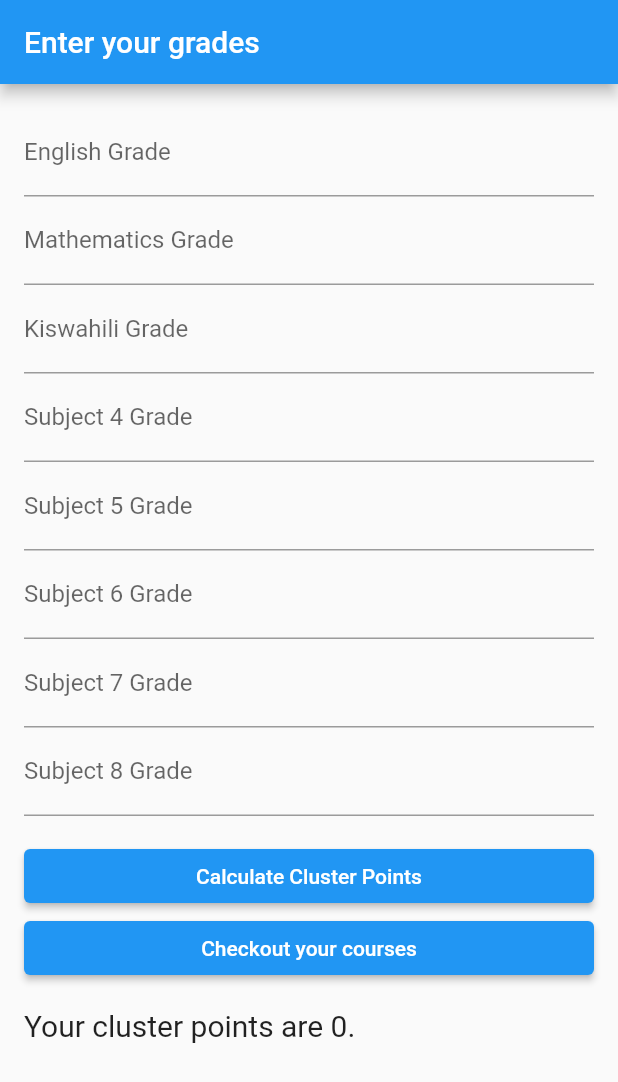
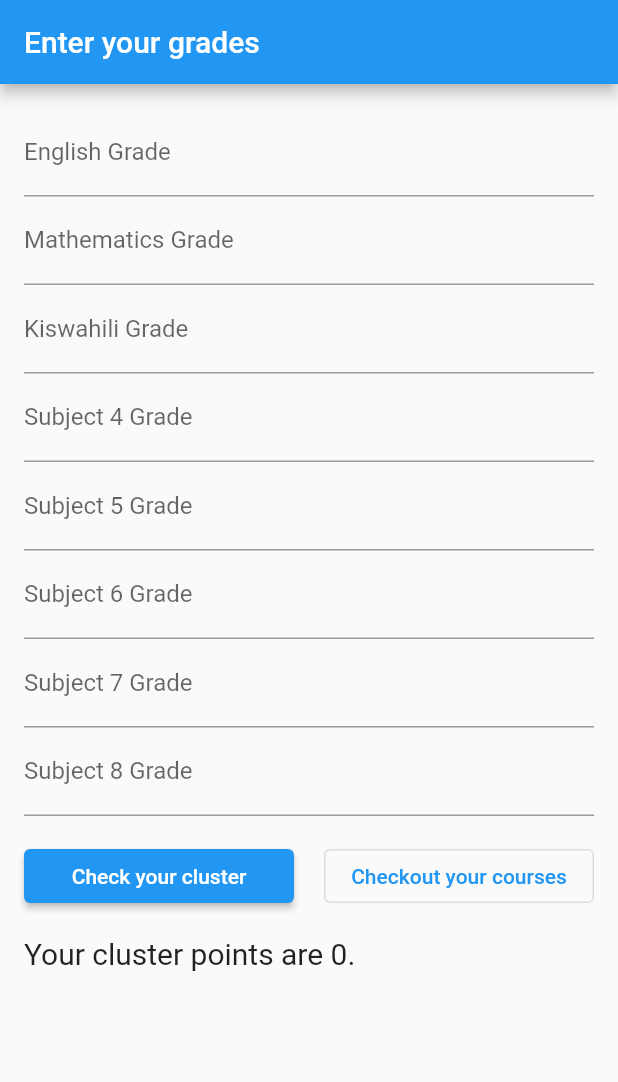
Before and after one commit to kemboy-svg/course-advisory, a Flutter app: the CompleteForm screen opened directly, after a tap on "Submit", on a phone screen of 412 x 824 dp. Shown: the top 1082 px of the screen. Run offline on Flutter 3.47's test engine with Material 2 defaults, Android fonts, the phone set to English and light mode, and no system bars; our stand-ins replace cloud_firestore, firebase_core, fl_chart, flutter_form_builder, form_builder_validators, percent_indicator; missing offline and left inert: cloud_firestore_web, firebase_auth_web, firebase_core_web, ternav_icons; accounts and stored records are empty.

Commit message:
changing changing

```diff
--- a/lib/screens/components/courses/clusterpoints.dart
+++ b/lib/screens/components/courses/clusterpoints.dart
@@ -7,7 +7,6 @@ void main() async {
   await Firebase.initializeApp();
   runApp(MyApp());
 }
-
 
 class Cluster {
   final List<String> _grades;
@@ -28,8 +27,6 @@ class Cluster {
     double average = totalPoints / count;
     return average.round();
   }
-
-
 
   int _getPointsFromGrade(String grade) {
     int points = 0;
@@ -111,6 +108,7 @@ class _MyAppState extends State<MyApp> {
 
     setState(() {});
   }
+
   String _getClusterPointsMessage() {
     if (_clusterPoints == null) {
       return 'Enter your grades to calculate your cluster points.';
@@ -130,15 +128,17 @@ class _MyAppState extends State<MyApp> {
         ),
         body: Padding(
           padding: const EdgeInsets.all(16.0),
-          child:
-              Column(crossAxisAlignment: CrossAxisAlignment.stretch, children: [
+          child: Column(
+            crossAxisAlignment: CrossAxisAlignment.stretch,
+            children: [
               TextField(
                 controller: _grade1Controller,
                 decoration: const InputDecoration(labelText: 'English Grade'),
               ),
               TextField(
                 controller: _grade2Controller,
-              decoration: const InputDecoration(labelText: 'Mathematics Grade'),
+                decoration:
+                    const InputDecoration(labelText: 'Mathematics Grade'),
               ),
               TextField(
                 controller: _grade3Controller,
@@ -165,15 +165,32 @@ class _MyAppState extends State<MyApp> {
                 decoration: const InputDecoration(labelText: 'Subject 8 Grade'),
               ),
               const SizedBox(height: 16.0),
-
-      ElevatedButton(
-        onPressed: _calculateClusterPoints,
-      child: const Text ('Calculate Cluster Points'),
+              Row(
+                children: <Widget>[
+                  Expanded(
+                    child: ElevatedButton(
+                      onPressed: () {
+                        _calculateClusterPoints();
+                      },
+                      child: const Text(
+                        'Check your cluster',
+                        style: TextStyle(color: Colors.white),
                       ),
-
-      ElevatedButton(
-        onPressed: _calculateClusterPoints,
-      child: const Text ('Checkout your courses'),
+                    ),
+                  ),
+                  const SizedBox(width: 20),
+                  Expanded(
+                    child: OutlinedButton(
+                      onPressed: () {},
+                      // color: Theme.of(context).colorScheme.secondary,
+                      child: Text(
+                        'Checkout your courses',
+                        style: TextStyle(
+                            color: Theme.of(context).colorScheme.secondary),
+                      ),
+                    ),
+                  ),
+                ],
               ),
               const SizedBox(height: 16.0),
               Text(
@@ -186,5 +203,4 @@ style: const TextStyle(fontSize: 20.0),
       ),
     );
   }
-
 }
```
Also changed, not shown: 6 other files. Lines whose indentation alone changed are shown as unchanged.
